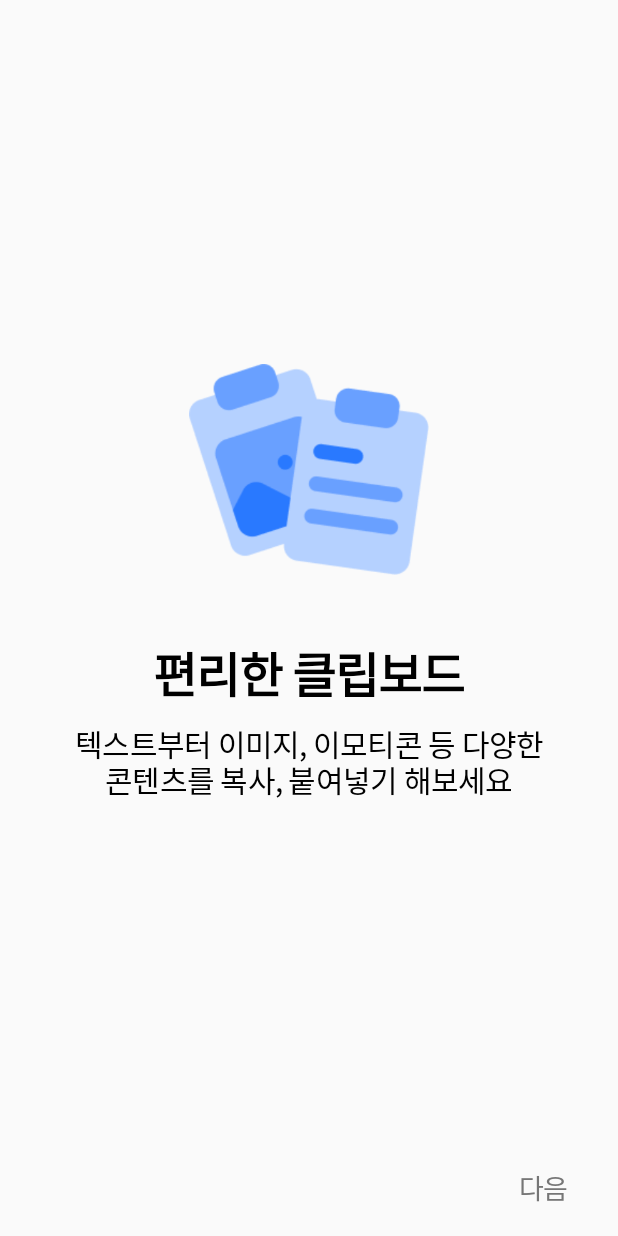
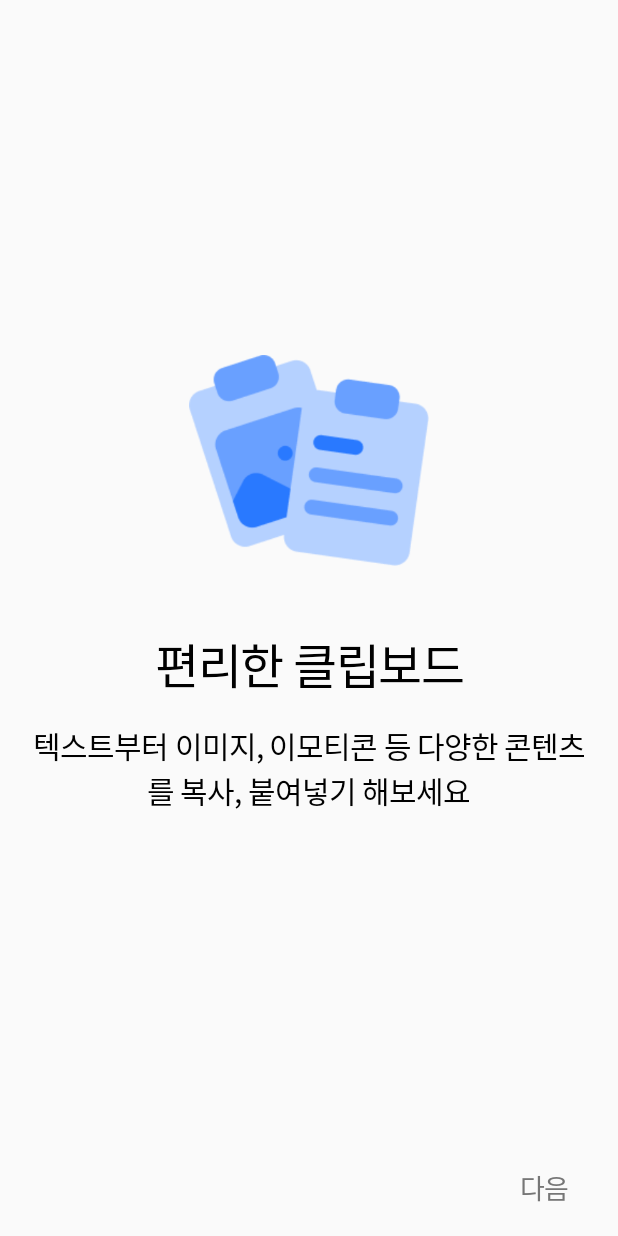
Before and after one commit to Clip-Boarder/Clip-Boarder-Android, an Android app built with Jetpack Compose: the screen it shows after launch (MainActivity), on a phone screen of 412 x 824 dp. Run offline under Robolectric (Android 15) with nearby library versions, the phone set to English and light mode, and no system bars; our stand-ins replace Dagger/Hilt's generated code, livedata-compose; Roboto replaces fonts that are not available here.

Commit message:
feat: OnboardingScreen에 TextStyles 적용

```diff
--- a/app/src/main/java/com/clipboarder/clipboarder/ui/screens/onboarding/OnboardingScreen.kt
+++ b/app/src/main/java/com/clipboarder/clipboarder/ui/screens/onboarding/OnboardingScreen.kt
@@ -27,6 +27,7 @@ import androidx.navigation.compose.rememberNavController
 import com.clipboarder.clipboarder.R
 import com.clipboarder.clipboarder.ui.screens.login.LOGIN_SCREEN
 import com.clipboarder.clipboarder.ui.screens.onboarding.components.OnboardingPage
+import com.clipboarder.clipboarder.ui.styles.TextStyles
 
 /**
  * Route for the onboarding screen.
@@ -137,9 +138,7 @@ fun OnboardingScreen(
                 ) {
                     Text(
                         context.getString(R.string.onboarding_next_page),
-                        fontSize = 18.sp,
-                        fontWeight = FontWeight.Medium,
-                        letterSpacing = (-0.025).em,
+                        style = TextStyles.onboardingActionButton
                     )
                 }
             }
--- a/app/src/main/java/com/clipboarder/clipboarder/ui/screens/onboarding/components/OnboardingPage.kt
+++ b/app/src/main/java/com/clipboarder/clipboarder/ui/screens/onboarding/components/OnboardingPage.kt
@@ -12,13 +12,10 @@ import androidx.compose.runtime.Composable
 import androidx.compose.ui.Alignment
 import androidx.compose.ui.Modifier
 import androidx.compose.ui.res.painterResource
-import androidx.compose.ui.text.font.FontWeight
-import androidx.compose.ui.text.style.TextAlign
 import androidx.compose.ui.tooling.preview.Preview
 import androidx.compose.ui.unit.dp
-import androidx.compose.ui.unit.em
-import androidx.compose.ui.unit.sp
 import com.clipboarder.clipboarder.R
+import com.clipboarder.clipboarder.ui.styles.TextStyles
 
 /**
  * Onboarding page.
@@ -44,19 +41,14 @@ fun OnboardingPage(title: String, description: String, imageResourceId: Int, mod
             Spacer(modifier = Modifier.height(32.dp))
             Text(
                 text = title,
-                fontSize = 32.sp,
-                letterSpacing = (-0.025).em,
-                fontWeight = FontWeight.SemiBold,
+                style = TextStyles.onboardingTitle
             )
-            Spacer(modifier = Modifier.height(8.dp))
+            Spacer(modifier = Modifier.height(16.dp))
             Text(
                 text = description,
-                textAlign = TextAlign.Center,
-                fontSize = 20.sp,
-                fontWeight = FontWeight.Medium,
-                letterSpacing = (-0.025).em,
+                style = TextStyles.onboardingDescription,
                 softWrap = true,
-                modifier = Modifier.padding(horizontal = 48.dp)
+                modifier = Modifier.padding(horizontal = 16.dp)
             )
         }
     }
```
